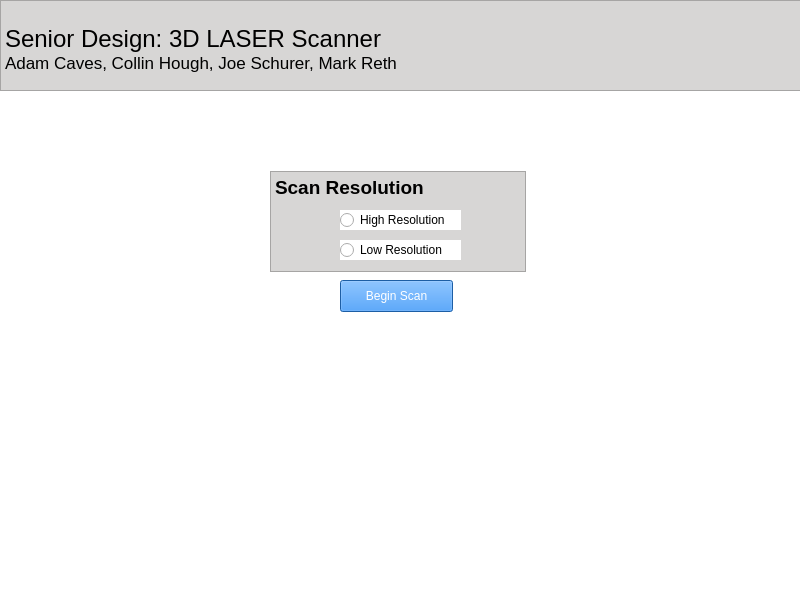
Above: src/UI/SeniorDesign_UI.ui from joeschurer/senior-design before the change. Below: the same form after it.
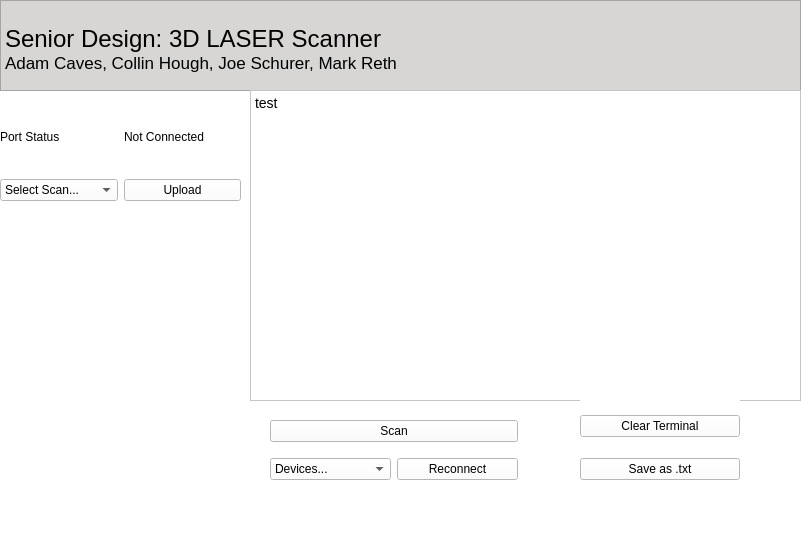
That is the form after the change.

```diff
--- a/src/UI/SeniorDesign_UI.ui
+++ b/src/UI/SeniorDesign_UI.ui
@@ -6,8 +6,8 @@
    <rect>
     <x>0</x>
     <y>0</y>
-    <width>800</width>
-    <height>600</height>
+    <width>802</width>
+    <height>545</height>
    </rect>
   </property>
   <property name="windowTitle">
@@ -17,69 +17,6 @@
    <string notr="true">background-color:rgb(255, 255, 255)</string>
   </property>
   <widget class="QWidget" name="centralwidget">
-   <widget class="QRadioButton" name="radioButton">
-    <property name="geometry">
-     <rect>
-      <x>340</x>
-      <y>210</y>
-      <width>121</width>
-      <height>20</height>
-     </rect>
-    </property>
-    <property name="text">
-     <string>High Resolution</string>
-    </property>
-   </widget>
-   <widget class="QRadioButton" name="radioButton_2">
-    <property name="geometry">
-     <rect>
-      <x>340</x>
-      <y>240</y>
-      <width>121</width>
-      <height>20</height>
-     </rect>
-    </property>
-    <property name="text">
-     <string>Low Resolution</string>
-    </property>
-   </widget>
-   <widget class="QPushButton" name="pushButton">
-    <property name="geometry">
-     <rect>
-      <x>340</x>
-      <y>280</y>
-      <width>113</width>
-      <height>32</height>
-     </rect>
-    </property>
-    <property name="styleSheet">
-     <string notr="true">background-color:rgb(40, 132, 231);
-color: white</string>
-    </property>
-    <property name="text">
-     <string>Begin Scan</string>
-    </property>
-   </widget>
-   <widget class="QTextBrowser" name="textBrowser">
-    <property name="geometry">
-     <rect>
-      <x>270</x>
-      <y>171</y>
-      <width>256</width>
-      <height>101</height>
-     </rect>
-    </property>
-    <property name="styleSheet">
-     <string notr="true">background-color:rgb(215, 214, 213)</string>
-    </property>
-    <property name="html">
-     <string>&lt;!DOCTYPE HTML PUBLIC &quot;-//W3C//DTD HTML 4.0//EN&quot; &quot;http://www.w3.org/TR/REC-html40/strict.dtd&quot;&gt;
-&lt;html&gt;&lt;head&gt;&lt;meta name=&quot;qrichtext&quot; content=&quot;1&quot; /&gt;&lt;style type=&quot;text/css&quot;&gt;
-p, li { white-space: pre-wrap; }
-&lt;/style&gt;&lt;/head&gt;&lt;body style=&quot; font-family:'.AppleSystemUIFont'; font-size:13pt; font-weight:400; font-style:normal;&quot;&gt;
-&lt;p style=&quot; margin-top:0px; margin-bottom:0px; margin-left:0px; margin-right:0px; -qt-block-indent:0; text-indent:0px;&quot;&gt;&lt;span style=&quot; font-size:14pt; font-weight:600;&quot;&gt;Scan Resolution&lt;/span&gt;&lt;/p&gt;&lt;/body&gt;&lt;/html&gt;</string>
-    </property>
-   </widget>
    <widget class="QTextBrowser" name="textBrowser_2">
     <property name="geometry">
      <rect>
@@ -97,19 +34,161 @@
     </property>
     <property name="html">
      <string>&lt;!DOCTYPE HTML PUBLIC &quot;-//W3C//DTD HTML 4.0//EN&quot; &quot;http://www.w3.org/TR/REC-html40/strict.dtd&quot;&gt;
-&lt;html&gt;&lt;head&gt;&lt;meta name=&quot;qrichtext&quot; content=&quot;1&quot; /&gt;&lt;style type=&quot;text/css&quot;&gt;
+&lt;html&gt;&lt;head&gt;&lt;meta name=&quot;qrichtext&quot; content=&quot;1&quot; /&gt;&lt;meta charset=&quot;utf-8&quot; /&gt;&lt;style type=&quot;text/css&quot;&gt;
 p, li { white-space: pre-wrap; }
-&lt;/style&gt;&lt;/head&gt;&lt;body style=&quot; font-family:'.AppleSystemUIFont'; font-size:13pt; font-weight:400; font-style:normal;&quot;&gt;
-&lt;p style=&quot;-qt-paragraph-type:empty; margin-top:0px; margin-bottom:0px; margin-left:0px; margin-right:0px; -qt-block-indent:0; text-indent:0px;&quot;&gt;&lt;br /&gt;&lt;/p&gt;
-&lt;p style=&quot; margin-top:0px; margin-bottom:0px; margin-left:0px; margin-right:0px; -qt-block-indent:0; text-indent:0px;&quot;&gt;&lt;span style=&quot; font-size:18pt;&quot;&gt;Senior Design: 3D LASER Scanner&lt;/span&gt;&lt;/p&gt;
-&lt;p style=&quot; margin-top:0px; margin-bottom:0px; margin-left:0px; margin-right:0px; -qt-block-indent:0; text-indent:0px;&quot;&gt;Adam Caves, Collin Hough, Joe Schurer, Mark Reth&lt;/p&gt;&lt;/body&gt;&lt;/html&gt;</string>
+hr { height: 1px; border-width: 0; }
+&lt;/style&gt;&lt;/head&gt;&lt;body style=&quot; font-family:'Segoe UI'; font-size:10.5pt; font-weight:400; font-style:normal;&quot;&gt;
+&lt;p style=&quot;-qt-paragraph-type:empty; margin-top:0px; margin-bottom:0px; margin-left:0px; margin-right:0px; -qt-block-indent:0; text-indent:0px; font-family:'.AppleSystemUIFont'; font-size:13pt;&quot;&gt;&lt;br /&gt;&lt;/p&gt;
+&lt;p style=&quot; margin-top:0px; margin-bottom:0px; margin-left:0px; margin-right:0px; -qt-block-indent:0; text-indent:0px;&quot;&gt;&lt;span style=&quot; font-family:'.AppleSystemUIFont'; font-size:18pt;&quot;&gt;Senior Design: 3D LASER Scanner&lt;/span&gt;&lt;/p&gt;
+&lt;p style=&quot; margin-top:0px; margin-bottom:0px; margin-left:0px; margin-right:0px; -qt-block-indent:0; text-indent:0px;&quot;&gt;&lt;span style=&quot; font-family:'.AppleSystemUIFont'; font-size:13pt;&quot;&gt;Adam Caves, Collin Hough, Joe Schurer, Mark Reth&lt;/span&gt;&lt;/p&gt;&lt;/body&gt;&lt;/html&gt;</string>
     </property>
    </widget>
-   <zorder>textBrowser_2</zorder>
-   <zorder>textBrowser</zorder>
-   <zorder>radioButton</zorder>
-   <zorder>radioButton_2</zorder>
-   <zorder>pushButton</zorder>
+   <widget class="QTextEdit" name="textEdit">
+    <property name="geometry">
+     <rect>
+      <x>250</x>
+      <y>90</y>
+      <width>551</width>
+      <height>311</height>
+     </rect>
+    </property>
+    <property name="html">
+     <string>&lt;!DOCTYPE HTML PUBLIC &quot;-//W3C//DTD HTML 4.0//EN&quot; &quot;http://www.w3.org/TR/REC-html40/strict.dtd&quot;&gt;
+&lt;html&gt;&lt;head&gt;&lt;meta name=&quot;qrichtext&quot; content=&quot;1&quot; /&gt;&lt;meta charset=&quot;utf-8&quot; /&gt;&lt;style type=&quot;text/css&quot;&gt;
+p, li { white-space: pre-wrap; }
+hr { height: 1px; border-width: 0; }
+&lt;/style&gt;&lt;/head&gt;&lt;body style=&quot; font-family:'Segoe UI'; font-size:10.5pt; font-weight:400; font-style:normal;&quot;&gt;
+&lt;p style=&quot; margin-top:0px; margin-bottom:0px; margin-left:0px; margin-right:0px; -qt-block-indent:0; text-indent:0px;&quot;&gt;test&lt;/p&gt;&lt;/body&gt;&lt;/html&gt;</string>
+    </property>
+    <property name="textInteractionFlags">
+     <set>Qt::TextSelectableByKeyboard|Qt::TextSelectableByMouse</set>
+    </property>
+   </widget>
+   <widget class="QWidget" name="gridLayoutWidget">
+    <property name="geometry">
+     <rect>
+      <x>0</x>
+      <y>100</y>
+      <width>241</width>
+      <height>101</height>
+     </rect>
+    </property>
+    <layout class="QGridLayout" name="gridLayout">
+     <item row="0" column="2">
+      <widget class="QLabel" name="port_label">
+       <property name="text">
+        <string>Not Connected</string>
+       </property>
+      </widget>
+     </item>
+     <item row="0" column="1">
+      <widget class="QLabel" name="port_status">
+       <property name="text">
+        <string>Port Status</string>
+       </property>
+      </widget>
+     </item>
+     <item row="2" column="2">
+      <widget class="QPushButton" name="upload_button">
+       <property name="text">
+        <string>Upload</string>
+       </property>
+      </widget>
+     </item>
+     <item row="2" column="1">
+      <widget class="QComboBox" name="prog_select">
+       <property name="currentText">
+        <string>Select Scan...</string>
+       </property>
+       <item>
+        <property name="text">
+         <string>Select Scan...</string>
+        </property>
+       </item>
+       <item>
+        <property name="text">
+         <string>Low Res</string>
+        </property>
+       </item>
+       <item>
+        <property name="text">
+         <string>High Res</string>
+        </property>
+       </item>
+       <item>
+        <property name="text">
+         <string>Upload Scan</string>
+        </property>
+       </item>
+      </widget>
+     </item>
+    </layout>
+   </widget>
+   <widget class="QWidget" name="verticalLayoutWidget">
+    <property name="geometry">
+     <rect>
+      <x>580</x>
+      <y>400</y>
+      <width>160</width>
+      <height>95</height>
+     </rect>
+    </property>
+    <layout class="QVBoxLayout" name="verticalLayout">
+     <item>
+      <widget class="QPushButton" name="clear_button">
+       <property name="text">
+        <string>Clear Terminal</string>
+       </property>
+      </widget>
+     </item>
+     <item>
+      <widget class="QPushButton" name="save_button">
+       <property name="text">
+        <string>Save as .txt</string>
+       </property>
+      </widget>
+     </item>
+    </layout>
+   </widget>
+   <widget class="QWidget" name="verticalLayoutWidget_2">
+    <property name="geometry">
+     <rect>
+      <x>270</x>
+      <y>410</y>
+      <width>248</width>
+      <height>81</height>
+     </rect>
+    </property>
+    <layout class="QVBoxLayout" name="verticalLayout_2">
+     <item>
+      <widget class="QPushButton" name="scan_button">
+       <property name="text">
+        <string>Scan</string>
+       </property>
+      </widget>
+     </item>
+     <item>
+      <layout class="QHBoxLayout" name="horizontalLayout">
+       <item>
+        <widget class="QComboBox" name="device_box">
+         <item>
+          <property name="text">
+           <string>Devices...</string>
+          </property>
+         </item>
+        </widget>
+       </item>
+       <item>
+        <widget class="QPushButton" name="connect_button">
+         <property name="text">
+          <string>Reconnect</string>
+         </property>
+        </widget>
+       </item>
+      </layout>
+     </item>
+    </layout>
+   </widget>
   </widget>
   <widget class="QMenuBar" name="menubar">
    <property name="geometry">
```
Left out of the diff: 2 changed lines with no effect on the pictures.
